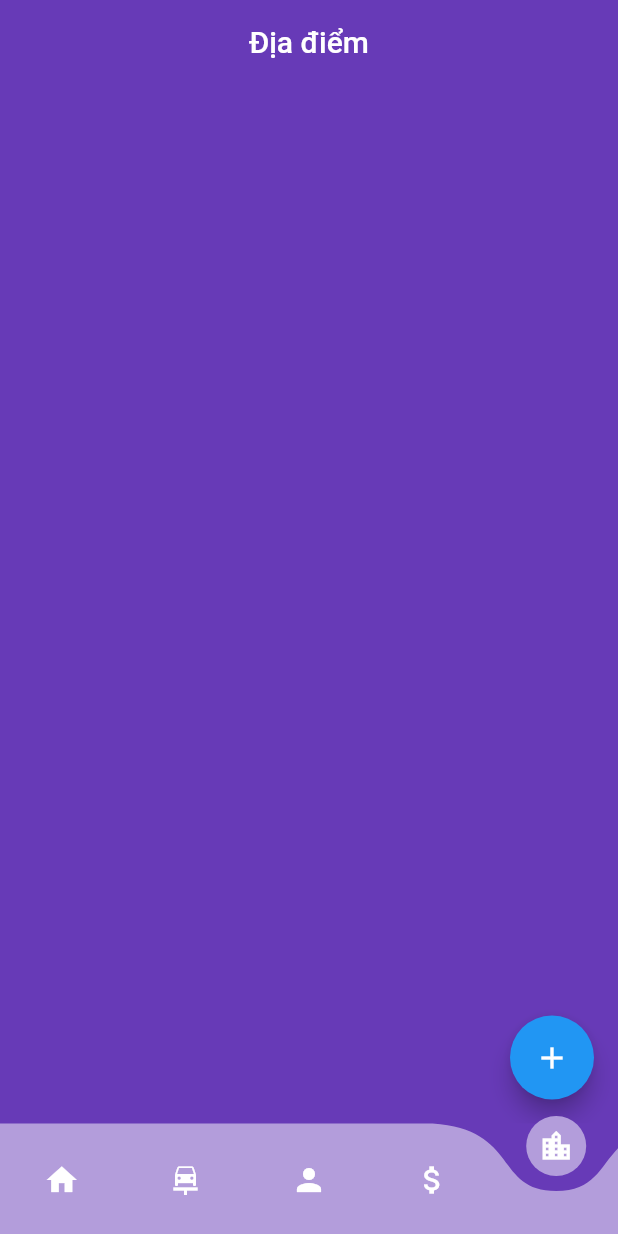
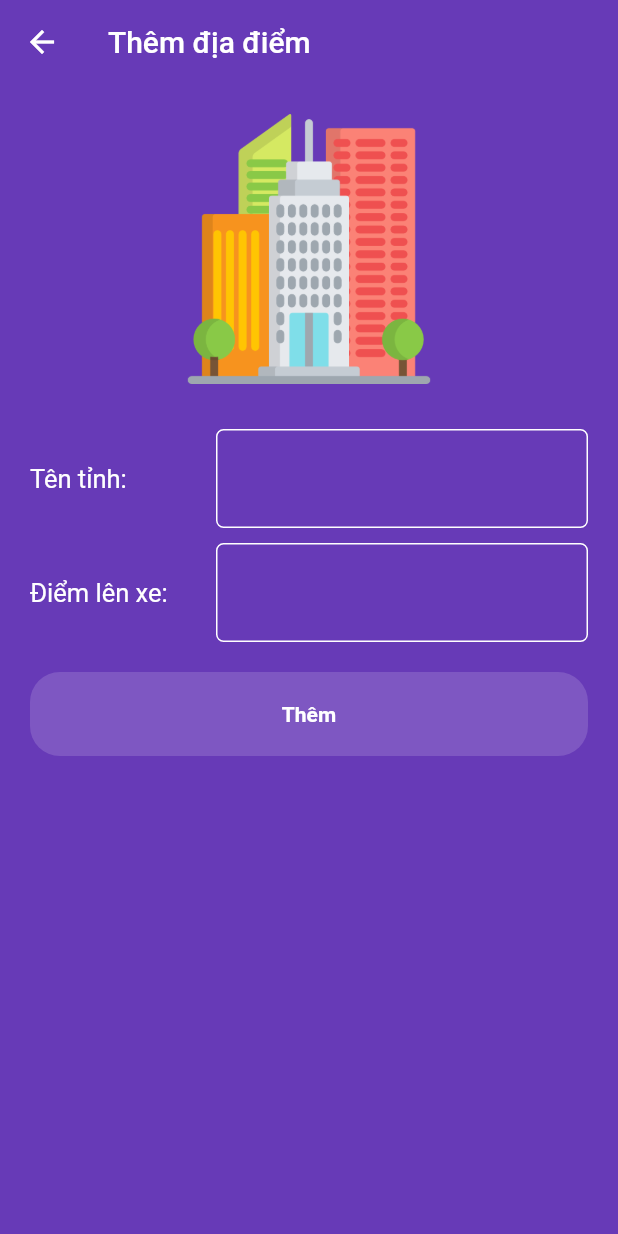
Before and after one commit to TranDangKhoaID/coach_ticket_booking_admin, a Flutter app: the screen it shows after launch, item 5 of the bottom bar chosen, after a tap on the "add" icon, on a phone screen of 412 x 824 dp. Run offline on Flutter 3.47's test engine with Material 2 defaults, Android fonts, the phone set to English and light mode, and no system bars; drawn by our look-alikes of curved_navigation_bar, firebase_database; our stand-ins replace awesome_dialog, firebase_auth, firebase_core, firebase_storage, flutter_easyloading, get and 2 more; accounts and stored records are empty.

Commit message:
add location

```diff
--- a/lib/app/constants/image_constants.dart
+++ b/lib/app/constants/image_constants.dart
@@ -12,4 +12,7 @@ class ImageConstants {
   //driver
   static const String driverImages = 'assets/driver/images';
   static const String driverIcon = '$driverImages/driver.png';
+  //location
+  static const String locationImages = 'assets/location/images';
+  static const String locationIcon = '$locationImages/location.png';
 }
--- a/lib/main.dart
+++ b/lib/main.dart
@@ -9,6 +9,7 @@ import 'package:tdc_coach_admin/presentation/garage/car/add_car/controller/add_c
 import 'package:tdc_coach_admin/presentation/garage/driver/detail_driver/controller/detail_driver_controller.dart';
 import 'package:tdc_coach_admin/presentation/garage/driver/signup_driver/controller/signup_driver_controller.dart';
 import 'package:tdc_coach_admin/presentation/garage/home_page/add_trip/controller/add_trip_controller.dart';
+import 'package:tdc_coach_admin/presentation/garage/location/controller/location_controller.dart';
 import 'package:tdc_coach_admin/presentation/garage/top_up/controller/top_up_controller.dart';
 
 void main() async {
@@ -22,6 +23,7 @@ void main() async {
   Get.put(DetailDriverController());
   Get.put(AddTripController());
   Get.put(TopUpController());
+  Get.put(LocationController());
   AppShared.init();
   runApp(const MyApp());
 }
--- /dev/null
+++ b/lib/presentation/garage/location/add_location_screen.dart
@@ -0,0 +1,144 @@
+import 'package:flutter/material.dart';
+import 'package:tdc_coach_admin/app/constants/image_constants.dart';
+import 'package:tdc_coach_admin/app/helpers/dialog_helper.dart';
+import 'package:tdc_coach_admin/app/manager/color_manager.dart';
+import 'package:tdc_coach_admin/presentation/garage/location/controller/location_controller.dart';
+import 'package:tdc_coach_admin/presentation/garage/top_up/controller/top_up_controller.dart';
+
+class AddLocationScreen extends StatelessWidget {
+  AddLocationScreen({super.key});
+  final name = TextEditingController();
+  final address = TextEditingController();
+  @override
+  Widget build(BuildContext context) {
+    return Scaffold(
+      backgroundColor: AppColor.primary,
+      appBar: AppBar(
+        title: Text('Thêm địa điểm'),
+        elevation: 0,
+        backgroundColor: Colors.transparent,
+      ),
+      body: Container(
+        margin: const EdgeInsets.all(10),
+        padding: EdgeInsets.all(10),
+        child: SingleChildScrollView(
+          child: Column(
+            children: [
+              Center(
+                child: Container(
+                  height: 180,
+                  child: Image.asset(
+                    ImageConstants.locationIcon,
+                    fit: BoxFit.cover,
+                  ),
+                ),
+              ),
+              SizedBox(
+                height: 30,
+              ),
+              Row(
+                children: [
+                  Expanded(
+                    child: Text(
+                      'Tên tỉnh: ',
+                      style: TextStyle(
+                        color: AppColor.white,
+                        fontSize: 17,
+                      ),
+                    ),
+                  ),
+                  Expanded(
+                    flex: 2,
+                    child: Container(
+                      padding: EdgeInsets.all(8),
+                      decoration: BoxDecoration(
+                        borderRadius: BorderRadius.circular(5),
+                        border: Border.all(
+                          color: AppColor.white,
+                        ),
+                      ),
+                      child: TextField(
+                        controller: name,
+                        style: TextStyle(color: Colors.white),
+                        decoration: InputDecoration(
+                          border: InputBorder.none,
+                        ),
+                      ),
+                    ),
+                  ),
+                ],
+              ),
+              SizedBox(
+                height: 10,
+              ),
+              Row(
+                children: [
+                  Expanded(
+                    child: Text(
+                      'Điểm lên xe: ',
+                      style: TextStyle(
+                        color: AppColor.white,
+                        fontSize: 17,
+                      ),
+                    ),
+                  ),
+                  Expanded(
+                    flex: 2,
+                    child: Container(
+                      padding: EdgeInsets.all(8),
+                      decoration: BoxDecoration(
+                        borderRadius: BorderRadius.circular(5),
+                        border: Border.all(
+                          color: AppColor.white,
+                        ),
+                      ),
+                      child: TextField(
+                        controller: address,
+                        style: TextStyle(color: Colors.white),
+                        decoration: InputDecoration(
+                          border: InputBorder.none,
+                        ),
+                      ),
+                    ),
+                  ),
+                ],
+              ),
+              SizedBox(
+                height: 20,
+              ),
+              GestureDetector(
+                onTap: () {
+                  DialogHelper.showConfirmDialog(
+                    context: context,
+                    onPressConfirm: () {
+                      LocationController.instance.addLocation(
+                        name: name.text,
+                        address: address.text,
+                      );
+                    },
+                    message: 'Xác nhận thêm địa điểm ?',
+                  );
+                },
+                child: Container(
+                  decoration: BoxDecoration(
+                    borderRadius: BorderRadius.circular(20),
+                    color: AppColor.primary[400],
+                  ),
+                  alignment: Alignment.center,
+                  padding: EdgeInsets.all(20),
+                  child: Text(
+                    'Thêm',
+                    style: TextStyle(
+                      color: AppColor.white,
+                      fontWeight: FontWeight.bold,
+                    ),
+                  ),
+                ),
+              )
+            ],
+          ),
+        ),
+      ),
+    );
+  }
+}
--- a/lib/presentation/garage/location/location_screen.dart
+++ b/lib/presentation/garage/location/location_screen.dart
@@ -1,8 +1,10 @@
 import 'package:firebase_database/firebase_database.dart';
 import 'package:firebase_database/ui/firebase_animated_list.dart';
 import 'package:flutter/material.dart';
+import 'package:get/get.dart';
 import 'package:tdc_coach_admin/app/manager/color_manager.dart';
 import 'package:tdc_coach_admin/domain/model/location.dart';
+import 'package:tdc_coach_admin/presentation/garage/location/add_location_screen.dart';
 import 'package:tdc_coach_admin/presentation/garage/location/component/location_tile.dart';
 
 class LocationScreen extends StatelessWidget {
@@ -34,7 +36,9 @@ class LocationScreen extends StatelessWidget {
         },
       ),
       floatingActionButton: FloatingActionButton(
-        onPressed: () {},
+        onPressed: () {
+          Get.to(() => AddLocationScreen());
+        },
         child: Icon(Icons.add),
       ),
     );
--- a/pubspec.yaml
+++ b/pubspec.yaml
@@ -75,6 +75,7 @@ flutter:
     - assets/login/images/
     - assets/car/images/
     - assets/driver/images/
+    - assets/location/images/
 
   # An image asset can refer to one or more resolution-specific "variants", see
   # https://flutter.dev/assets-and-images/#resolution-aware
```
Also changed, not shown: lib/presentation/garage/car/add_car/add_car.dart (+16 -16 lines), lib/presentation/garage/home_page/detail_trip/detail_trip.dart (+55 -42 lines), lib/presentation/garage/home_page/trips/component/trip_item.dart (+13 -13 lines), lib/presentation/garage/location/controller/location_controller.dart (added, +37 -0 lines), assets/location/images/location.png (added).
